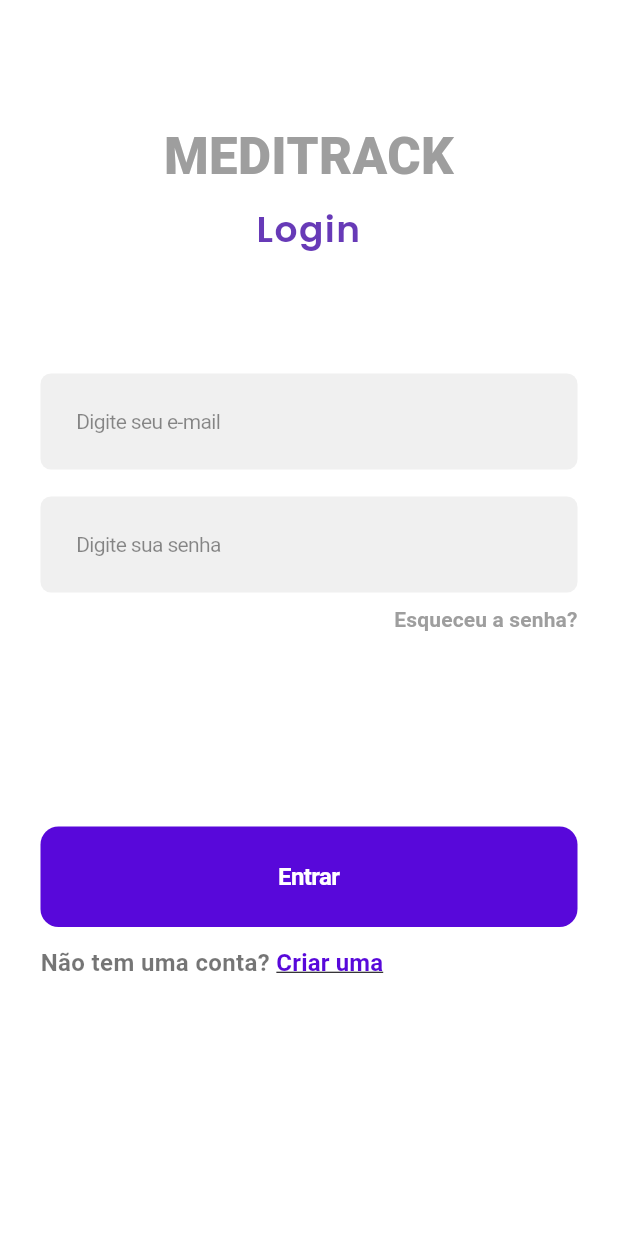
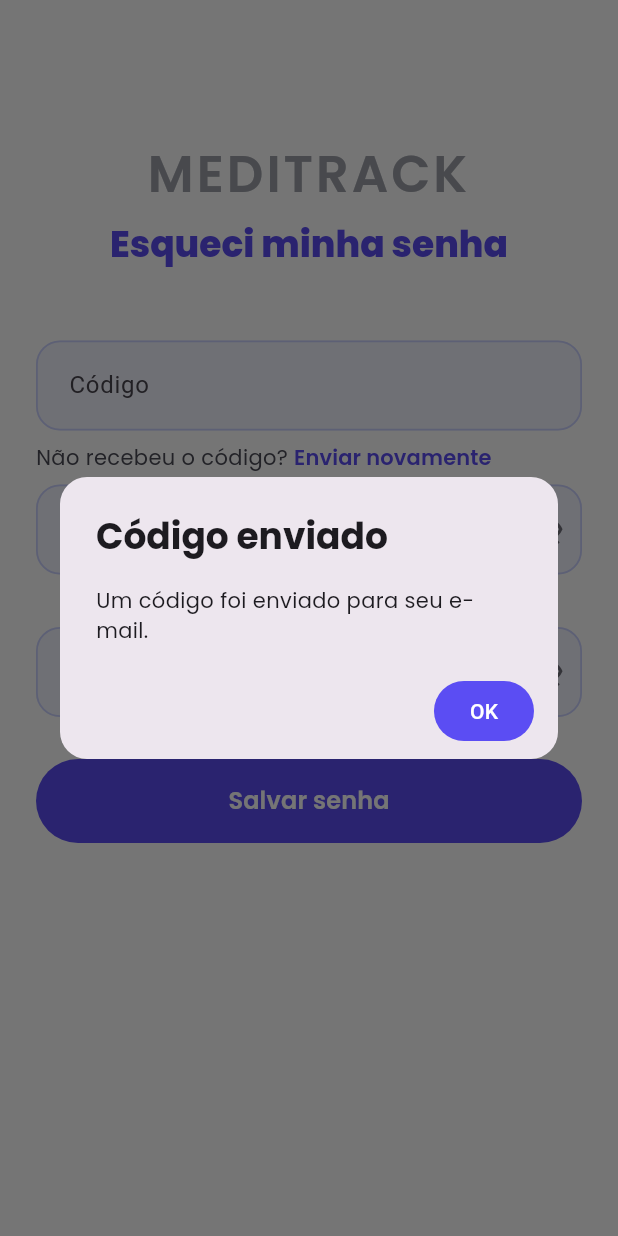
Before and after one commit to Lpaifer/flutter-meditrack, a Flutter app: the screen it shows after launch, after a tap on "Esqueceu a senha?", on a phone screen of 412 x 824 dp. Run offline on Flutter 3.47's test engine with Material 3 defaults, Android fonts, the light colour scheme and no system bars; our stand-ins replace google_fonts.

Commit message:
initial_pages

```diff
--- /dev/null
+++ b/flutter_application_meditrack/lib/forget_password_page.dart
@@ -0,0 +1,285 @@
+import 'dart:async';
+import 'package:flutter/material.dart';
+import 'package:flutter/services.dart';
+import 'package:flutter_application_meditrack/ui/input_styles.dart';
+import 'package:google_fonts/google_fonts.dart';
+
+class ForgotPasswordPage extends StatefulWidget {
+  const ForgotPasswordPage({super.key, this.email});
+
+  final String? email;
+
+  @override
+  State<ForgotPasswordPage> createState() => _ForgotPasswordPageState();
+}
+
+class _ForgotPasswordPageState extends State<ForgotPasswordPage> {
+  final _formKey = GlobalKey<FormState>();
+
+  final _codeCtrl = TextEditingController();
+  final _passCtrl = TextEditingController();
+  final _pass2Ctrl = TextEditingController();
+
+  bool _obscure1 = true;
+  bool _obscure2 = true;
+  bool _isSubmitting = false;
+
+  int _resendCooldown = 0;
+  Timer? _timer;
+
+  @override
+  void initState() {
+    super.initState();
+    // Mostra o alerta quando a tela renderiza pela primeira vez
+    WidgetsBinding.instance.addPostFrameCallback((_) {
+      _showCodeSentAlert(); // "Um código foi enviado ao seu e-mail ..."
+    });
+  }
+
+  @override
+  void dispose() {
+    _timer?.cancel();
+    _codeCtrl.dispose();
+    _passCtrl.dispose();
+    _pass2Ctrl.dispose();
+    super.dispose();
+  }
+
+  // ---------- Validações ----------
+  String? _validateCode(String? v) {
+    if (v == null || v.trim().isEmpty) return 'Informe o código';
+    if (v.trim().length < 6) return 'Código inválido';
+    return null;
+  }
+
+  String? _validatePassword(String? v) {
+    if (v == null || v.isEmpty) return 'Informe a nova senha';
+    if (v.length < 8) return 'Mínimo de 8 caracteres';
+    return null;
+  }
+
+  // ---------- Ações ----------
+  Future<void> _submit() async {
+    if (!(_formKey.currentState?.validate() ?? false)) return;
+
+    setState(() => _isSubmitting = true);
+
+    // TODO: chamar backend para validar código e atualizar senha
+    await Future.delayed(const Duration(milliseconds: 700));
+
+    if (!mounted) return;
+    setState(() => _isSubmitting = false);
+
+    ScaffoldMessenger.of(context).showSnackBar(
+      const SnackBar(content: Text('Senha atualizada com sucesso!')),
+    );
+    Navigator.of(context).maybePop();
+  }
+
+  Future<void> _resendCode() async {
+    if (_resendCooldown > 0) return;
+
+    // TODO: chamar API para reenviar o código
+    await _showCodeSentAlert(reenviado: true);
+
+    setState(() => _resendCooldown = 30);
+    _timer?.cancel();
+    _timer = Timer.periodic(const Duration(seconds: 1), (t) {
+      if (_resendCooldown <= 1) {
+        t.cancel();
+        setState(() => _resendCooldown = 0);
+      } else {
+        setState(() => _resendCooldown--);
+      }
+    });
+  }
+
+  // ---------- Alerta ----------
+  Future<void> _showCodeSentAlert({bool reenviado = false}) {
+    final emailTxt = widget.email != null ? ' ${widget.email}' : ' seu e-mail';
+    final title = reenviado ? 'Código reenviado' : 'Código enviado';
+    final msg = reenviado
+        ? 'Acabamos de reenviar um código para$emailTxt.'
+        : 'Um código foi enviado para$emailTxt.';
+
+    return showDialog<void>(
+      context: context,
+      builder: (ctx) => AlertDialog(
+        shape: RoundedRectangleBorder(borderRadius: BorderRadius.circular(18)),
+        title: Text(title, style: GoogleFonts.poppins(fontWeight: FontWeight.w700)),
+        content: Text(msg, style: GoogleFonts.poppins()),
+        actionsPadding: const EdgeInsets.fromLTRB(16, 0, 16, 12),
+        actions: [
+          SizedBox(
+            height: 40,
+            child: FilledButton(
+              style: FilledButton.styleFrom(backgroundColor: AppColors.primary),
+              onPressed: () => Navigator.of(ctx).pop(),
+              child: const Text('OK'),
+            ),
+          ),
+        ],
+      ),
+    );
+  }
+
+  @override
+  Widget build(BuildContext context) {
+    final textTheme = GoogleFonts.poppinsTextTheme(Theme.of(context).textTheme);
+
+    return Scaffold(
+      backgroundColor: Colors.white,
+      body: SafeArea(
+        child: SingleChildScrollView(
+          padding: const EdgeInsets.symmetric(horizontal: 24, vertical: 12),
+          child: Form(
+            key: _formKey,
+            child: Column(
+              crossAxisAlignment: CrossAxisAlignment.stretch,
+              children: [
+                const SizedBox(height: 80),
+                Text(
+                  'MEDITRACK',
+                  textAlign: TextAlign.center,
+                  style: GoogleFonts.poppins(
+                    fontSize: 34,
+                    letterSpacing: 2,
+                    color: const Color(0xFF9DA0A8),
+                    fontWeight: FontWeight.w600,
+                  ),
+                ),
+                const SizedBox(height: 6),
+                Text(
+                  'Esqueci minha senha',
+                  textAlign: TextAlign.center,
+                  style: textTheme.headlineSmall?.copyWith(
+                    fontSize: 24,
+                    fontWeight: FontWeight.w800,
+                    color: AppColors.primary,
+                  ),
+                ),
+                const SizedBox(height: 48),
+                // Campo Código
+                TextFormField(
+                  controller: _codeCtrl,
+                  keyboardType: TextInputType.number,
+                  textInputAction: TextInputAction.next,
+                  inputFormatters: [
+                    FilteringTextInputFormatter.digitsOnly,
+                    LengthLimitingTextInputFormatter(6),
+                  ],
+                  validator: _validateCode,
+                  decoration: inputDecoration('Código').copyWith(counterText: ''),
+                ),
+
+                const SizedBox(height: 8),
+
+                // Reenviar
+                Row(
+                  children: [
+                    Text(
+                      'Não recebeu o código? ',
+                      style: GoogleFonts.poppins(fontSize: 14, color: const Color(0xFF4A4A55)),
+                    ),
+                    TextButton(
+                      style: TextButton.styleFrom(
+                        padding: EdgeInsets.zero,
+                        minimumSize: const Size(0, 0),
+                        tapTargetSize: MaterialTapTargetSize.shrinkWrap,
+                      ),
+                      onPressed: _resendCooldown == 0 ? _resendCode : null,
+                      child: Text(
+                        _resendCooldown == 0
+                            ? 'Enviar novamente'
+                            : 'Reenviar em ${_resendCooldown}s',
+                        style: GoogleFonts.poppins(
+                          fontSize: 14,
+                          color: _resendCooldown == 0
+                              ? AppColors.primary
+                              : const Color(0xFF8B8B97),
+                          fontWeight: FontWeight.w600,
+                        ),
+                      ),
+                    ),
+                  ],
+                ),
+
+                const SizedBox(height: 8),
+
+                // Nova senha
+                TextFormField(
+                  controller: _passCtrl,
+                  textInputAction: TextInputAction.next,
+                  obscureText: _obscure1,
+                  validator: _validatePassword,
+                  decoration: inputDecoration(
+                    'Nova senha',
+                    helperText: 'A senha deve conter no mínimo 8 caracteres',
+                    suffixIcon: IconButton(
+                      onPressed: () => setState(() => _obscure1 = !_obscure1),
+                      icon: Icon(
+                        _obscure1 ? Icons.visibility_off_outlined : Icons.visibility_outlined,
+                      ),
+                      color: AppColors.suffix,
+                    ),
+                  ),
+                ),
+
+                const SizedBox(height: 16),
+
+                // Repita a nova senha
+                TextFormField(
+                  controller: _pass2Ctrl,
+                  textInputAction: TextInputAction.done,
+                  obscureText: _obscure2,
+                  validator: (v) {
+                    final msg = _validatePassword(v);
+                    if (msg != null) return msg;
+                    if (v != _passCtrl.text) return 'As senhas não coincidem';
+                    return null;
+                  },
+                  onFieldSubmitted: (_) => _submit(),
+                  decoration: inputDecoration(
+                    'Repita a nova senha',
+                    suffixIcon: IconButton(
+                      onPressed: () => setState(() => _obscure2 = !_obscure2),
+                      icon: Icon(
+                        _obscure2 ? Icons.visibility_off_outlined : Icons.visibility_outlined,
+                      ),
+                      color: AppColors.suffix,
+                    ),
+                  ),
+                ),
+
+                const SizedBox(height: 28),
+
+                // Botão salvar
+                SizedBox(
+                  height: 56,
+                  child: FilledButton(
+                    style: FilledButton.styleFrom(backgroundColor: AppColors.primary),
+                    onPressed: _isSubmitting ? null : _submit,
+                    child: _isSubmitting
+                        ? const SizedBox(
+                            height: 22,
+                            width: 22,
+                            child: CircularProgressIndicator(strokeWidth: 2.6, color: Colors.white),
+                          )
+                        : Text(
+                            'Salvar senha',
+                            style: GoogleFonts.poppins(
+                              fontSize: 16,
+                              fontWeight: FontWeight.w600,
+                              color: Colors.white,
+                            ),
+                          ),
+                  ),
+                ),
+              ],
+            ),
+          ),
+        ),
+      ),
+    );
+  }
+}
--- a/flutter_application_meditrack/lib/login_page.dart
+++ b/flutter_application_meditrack/lib/login_page.dart
@@ -1,13 +1,57 @@
 import 'package:flutter/material.dart';
 import 'package:flutter/cupertino.dart';
+import 'package:flutter_application_meditrack/forget_password_page.dart';
+import 'package:flutter_application_meditrack/register_page.dart';
 import 'package:google_fonts/google_fonts.dart';
+import 'package:flutter_application_meditrack/ui/input_styles.dart';
 
-class LoginPage extends StatelessWidget {
+class LoginPage extends StatefulWidget {
   const LoginPage({super.key});
 
   @override
+  State<LoginPage> createState() => _LoginPageState();
+}
+
+class _LoginPageState extends State<LoginPage> {
+  final _formKey = GlobalKey<FormState>();
+
+  final _emailCtrl = TextEditingController();
+  final _passCtrl = TextEditingController();
+
+  bool _obscure = true;
+
+  String? _validateEmail(String? v) {
+    if (v == null || v.trim().isEmpty) return 'Informe o e-mail';
+    final ok = RegExp(r'^[\w\.\-+]+@[\w\-]+\.[\w\.\-]+$').hasMatch(v.trim());
+    if (!ok) return 'E-mail inválido';
+    return null;
+  }
+
+  String? _validatePassword(String? v) {
+    if (v == null || v.isEmpty) return 'Informe a senha';
+    if (v.length < 8) return 'Mínimo de 8 caracteres';
+    return null;
+  }
+
+  Future<void> _submit() async {
+    if (!(_formKey.currentState?.validate() ?? false)) return;
+
+    // TODO: autenticar no seu backend / Firebase / Supabase
+    ScaffoldMessenger.of(context).showSnackBar(
+      const SnackBar(content: Text('Login efetuado (mock).')),
+    );
+  }
+
+  @override
+  void dispose() {
+    _emailCtrl.dispose();
+    _passCtrl.dispose();
+    super.dispose();
+  }
+
+  @override
   Widget build(BuildContext context) {
-    final bottomInset = MediaQuery.of(context).viewInsets.bottom; // teclado
+    final bottomInset = MediaQuery.of(context).viewInsets.bottom;
 
     return Scaffold(
       backgroundColor: Colors.white,
@@ -15,18 +59,20 @@ class LoginPage extends StatelessWidget {
       body: SafeArea(
         child: SingleChildScrollView(
           padding: EdgeInsets.fromLTRB(27, 32, 27, 16 + bottomInset),
+          child: Form(
+            key: _formKey,
             child: Column(
               mainAxisAlignment: MainAxisAlignment.center,
               children: [
-              const SizedBox(height: 48),
-              // Título e subtítulo
-              const Text(
-                "MEDITRACK",
+                const SizedBox(height: 80),
+                Text(
+                  'MEDITRACK',
                   textAlign: TextAlign.center,
-                style: TextStyle(
-                  color: Colors.grey,
+                  style: GoogleFonts.poppins(
                     fontSize: 34,
-                  fontWeight: FontWeight.w800,
+                    letterSpacing: 2,
+                    color: const Color(0xFF9DA0A8),
+                    fontWeight: FontWeight.w600,
                   ),
                 ),
                 const SizedBox(height: 6),
@@ -41,31 +87,38 @@ class LoginPage extends StatelessWidget {
                   ),
                 ),
                 const SizedBox(height: 80),
-              // Inputs
-              const CupertinoTextField(
-                cursorColor: Color.fromARGB(255, 0, 0, 0),
-                padding: EdgeInsets.all(24),
-                placeholder: "Digite seu e-mail",
-                placeholderStyle: TextStyle(color: Colors.black45, fontSize: 14),
-                style: TextStyle(color: Colors.black87, fontSize: 14),
-                decoration: BoxDecoration(
-                  color: Color(0x0F000000),
-                  borderRadius: BorderRadius.all(Radius.circular(7)),
+
+                // E-mail (mesmo estilo da RegisterPage)
+                TextFormField(
+                  controller: _emailCtrl,
+                  textInputAction: TextInputAction.next,
+                  keyboardType: TextInputType.emailAddress,
+                  style: GoogleFonts.poppins(),
+                  validator: _validateEmail,
+                  decoration: inputDecoration('Digite seu e-mail'),
+                ),
+                const SizedBox(height: 18),
+
+                // Senha (mesmo estilo + toggle de visibilidade)
+                TextFormField(
+                  controller: _passCtrl,
+                  textInputAction: TextInputAction.done,
+                  obscureText: _obscure,
+                  style: GoogleFonts.poppins(),
+                  validator: _validatePassword,
+                  onFieldSubmitted: (_) => _submit(),
+                  decoration: inputDecoration(
+                    'Digite sua senha',
+                    suffixIcon: IconButton(
+                      onPressed: () => setState(() => _obscure = !_obscure),
+                      icon: Icon(
+                        _obscure ? Icons.visibility_off_outlined : Icons.visibility_outlined,
+                      ),
+                      color: const Color(0xFF6F6F79),
                     ),
                   ),
-              const SizedBox(height: 18),
-              const CupertinoTextField(
-                cursorColor: Color.fromARGB(255, 0, 0, 0),
-                padding: EdgeInsets.all(24),
-                placeholder: "Digite sua senha",
-                placeholderStyle: TextStyle(color: Colors.black45, fontSize: 14),
-                style: TextStyle(color: Colors.black87, fontSize: 14),
-                obscureText: true,
-                decoration: BoxDecoration(
-                  color: Color(0x0F000000),
-                  borderRadius: BorderRadius.all(Radius.circular(7)),
                 ),
-              ),
+
                 const SizedBox(height: 8),
                 Align(
                   alignment: Alignment.centerRight,
@@ -75,7 +128,11 @@ class LoginPage extends StatelessWidget {
                       minimumSize: const Size(0, 0),
                       tapTargetSize: MaterialTapTargetSize.shrinkWrap,
                     ),
-                  onPressed: () {},
+                    onPressed: () {
+                      Navigator.of(context).push(
+                      MaterialPageRoute(builder: (_) => const ForgotPasswordPage()),
+                      );
+                    },
                     child: const Text(
                       "Esqueceu a senha?",
                       style: TextStyle(
@@ -86,14 +143,16 @@ class LoginPage extends StatelessWidget {
                     ),
                   ),
                 ),
+
                 const SizedBox(height: 128),
+
                 // Botão Entrar
                 SizedBox(
                   width: double.infinity,
                   child: CupertinoButton(
                     padding: const EdgeInsets.all(24),
                     color: const Color(0xFF5808DA),
-                  onPressed: () {},
+                    onPressed: _submit,
                     child: const Text(
                       "Entrar",
                       style: TextStyle(
@@ -125,7 +184,6 @@ class LoginPage extends StatelessWidget {
                         tapTargetSize: MaterialTapTargetSize.shrinkWrap,
                       ),
                       onPressed: () {
-                      // use pushNamed se preferir rotas nomeadas
                         Navigator.of(context).push(
                           MaterialPageRoute(builder: (_) => const RegisterPage()),
                         );
@@ -133,7 +191,7 @@ class LoginPage extends StatelessWidget {
                       child: const Text(
                         "Criar uma",
                         style: TextStyle(
-                        color: Color(0xFF5808DA),
+                          color: Colors.indigo,
                           fontSize: 16,
                           fontWeight: FontWeight.w700,
                           decoration: TextDecoration.underline,
@@ -146,17 +204,7 @@ class LoginPage extends StatelessWidget {
             ),
           ),
         ),
+      ),
     );
   }
 }
-
-// Tela de registro placeholder
-class RegisterPage extends StatelessWidget {
-  const RegisterPage({super.key});
-  @override
-  Widget build(BuildContext context) {
-    return const Scaffold(
-      body: Center(child: Text('Register Page')),
-    );
-  }
-}
--- /dev/null
+++ b/flutter_application_meditrack/lib/ui/input_styles.dart
@@ -0,0 +1,53 @@
+// lib/ui/input_styles.dart
+import 'package:flutter/material.dart';
+
+class AppColors {
+  static const primary   = Color(0xFF5B4DF3);
+  static const fieldFill = Color(0xFFF2F4FF);
+  static const border    = Color(0xFFCAD1FF);
+  static const suffix    = Color(0xFF6F6F79);
+}
+
+// ---- uso por campo (helper) ----
+OutlineInputBorder _border([Color c = AppColors.border]) =>
+    OutlineInputBorder(
+      borderRadius: BorderRadius.circular(16),
+      borderSide: BorderSide(color: c, width: 1.2),
+    );
+
+InputDecoration inputDecoration(
+  String hint, {
+  Widget? suffixIcon,
+  String? helperText,
+}) =>
+    InputDecoration(
+      hintText: hint,
+      filled: true,
+      fillColor: AppColors.fieldFill,
+      contentPadding: const EdgeInsets.symmetric(horizontal: 18, vertical: 18),
+      enabledBorder: _border(),
+      border: _border(),
+      focusedBorder: _border(AppColors.primary),
+      helperText: helperText,
+      helperStyle: const TextStyle(fontSize: 11.5, color: Color(0xFF8B8B97)),
+      suffixIcon: suffixIcon,
+    );
+
+// ---- opcional: tema global para todos os TextField/TextFormField ----
+class AppInputTheme {
+  static OutlineInputBorder border([Color c = AppColors.border]) =>
+      OutlineInputBorder(
+        borderRadius: BorderRadius.circular(16),
+        borderSide: BorderSide(color: c, width: 1.2),
+      );
+
+  static final decorationTheme = InputDecorationTheme(
+    filled: true,
+    fillColor: AppColors.fieldFill,
+    contentPadding: const EdgeInsets.symmetric(horizontal: 18, vertical: 18),
+    enabledBorder: border(),
+    border: border(),
+    focusedBorder: border(AppColors.primary),
+    helperStyle: const TextStyle(fontSize: 11.5, color: Color(0xFF8B8B97)),
+  );
+}
```
Also changed, not shown: flutter_application_meditrack/lib/register_page.dart (added, +243 -0 lines). Lines whose indentation alone changed are shown as unchanged.
